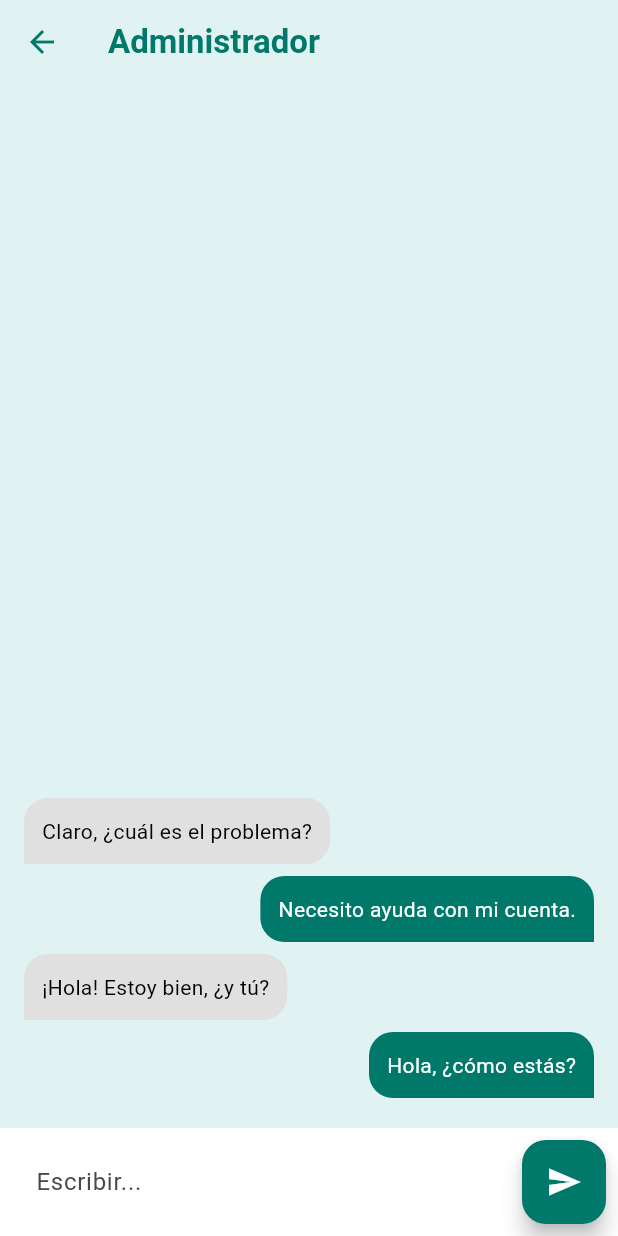
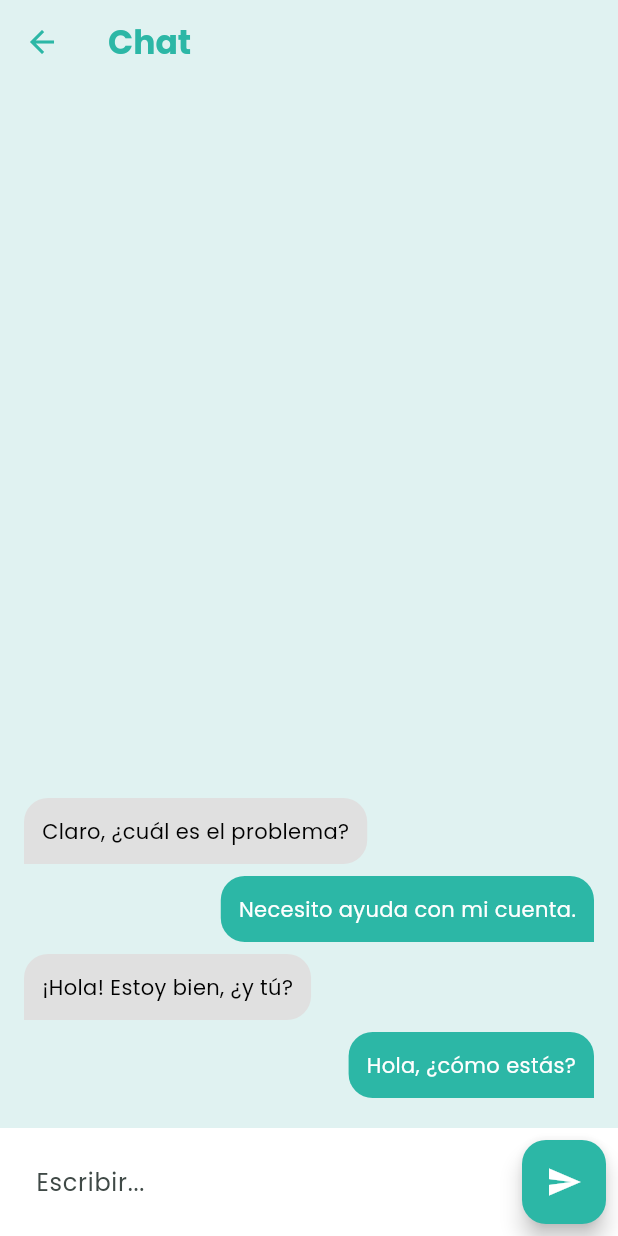
Before and after one commit to LauraCM01/turquesa-movile, a Flutter app: the screen it shows after launch, on a phone screen of 412 x 824 dp. Run offline on Flutter 3.47's test engine with Material 3 defaults, Android fonts, the phone set to English and light mode, and no system bars; our stand-ins replace google_fonts.

Commit message:
* Cambio de color * Cambio de tipografia

```diff
--- a/lib/home_screen.dart
+++ b/lib/home_screen.dart
@@ -52,12 +52,12 @@ class ChatScreenState extends State<ChatScreen> {
         backgroundColor: const Color(0xFFE0F2F1),
         elevation: 0,
         leading: IconButton(
-          icon: const Icon(Icons.arrow_back, color: Color(0xFF00796B)),
+          icon: const Icon(Icons.arrow_back, color: Color(0xFF2CB7A6)),
           onPressed: () => Navigator.of(context).pop(),
         ),
         title: const Text(
-          'Administrador',
-          style: TextStyle(color: Color(0xFF00796B), fontWeight: FontWeight.bold),
+          'Chat',
+          style: TextStyle(color: Color(0xFF2CB7A6), fontWeight: FontWeight.bold),
         ),
       ),
       body: Column(
@@ -92,7 +92,7 @@ class ChatScreenState extends State<ChatScreen> {
                 const SizedBox(width: 8.0),
                 FloatingActionButton(
                   onPressed: () => _handleSubmitted(_textController.text),
-                  backgroundColor: const Color(0xFF00796B),
+                  backgroundColor: const Color(0xFF2CB7A6),
                   child: const Icon(Icons.send, color: Colors.white),
                 ),
               ],
--- a/lib/main.dart
+++ b/lib/main.dart
@@ -1,5 +1,6 @@
 
 import 'package:flutter/material.dart';
+import 'package:google_fonts/google_fonts.dart';
 import 'package:myapp/home_screen.dart';
 
 void main() {
@@ -11,10 +12,15 @@ class MyApp extends StatelessWidget {
 
   @override
   Widget build(BuildContext context) {
+    final theme = ThemeData(
+      colorScheme: ColorScheme.fromSeed(seedColor: const Color(0xFF2CB7A6)),
+      useMaterial3: true,
+    );
+
     return MaterialApp(
       title: 'Chat App',
-      theme: ThemeData(
-        primarySwatch: Colors.teal,
+      theme: theme.copyWith(
+        textTheme: GoogleFonts.poppinsTextTheme(theme.textTheme),
       ),
       home: const ChatScreen(),
     );
--- a/lib/message_buble.dart
+++ b/lib/message_buble.dart
@@ -18,7 +18,7 @@ class ChatMessageBubble extends StatelessWidget {
         margin: const EdgeInsets.symmetric(vertical: 4.0),
         padding: const EdgeInsets.all(12.0),
         decoration: BoxDecoration(
-          color: isMe ? const Color(0xFF00796B) : Colors.grey.shade300,
+          color: isMe ? const Color((0xFF2CB7A6)) : Colors.grey.shade300,
           borderRadius: BorderRadius.only(
             topLeft: const Radius.circular(16.0),
             topRight: const Radius.circular(16.0),
--- a/pubspec.yaml
+++ b/pubspec.yaml
@@ -36,6 +36,7 @@ dependencies:
   cupertino_icons: ^1.0.8
   firebase_core: ^4.2.0
   cloud_firestore: ^6.0.3
+  google_fonts: ^6.3.2
 
 dev_dependencies:
   flutter_test:
```
Also changed, not shown: pubspec.lock.
